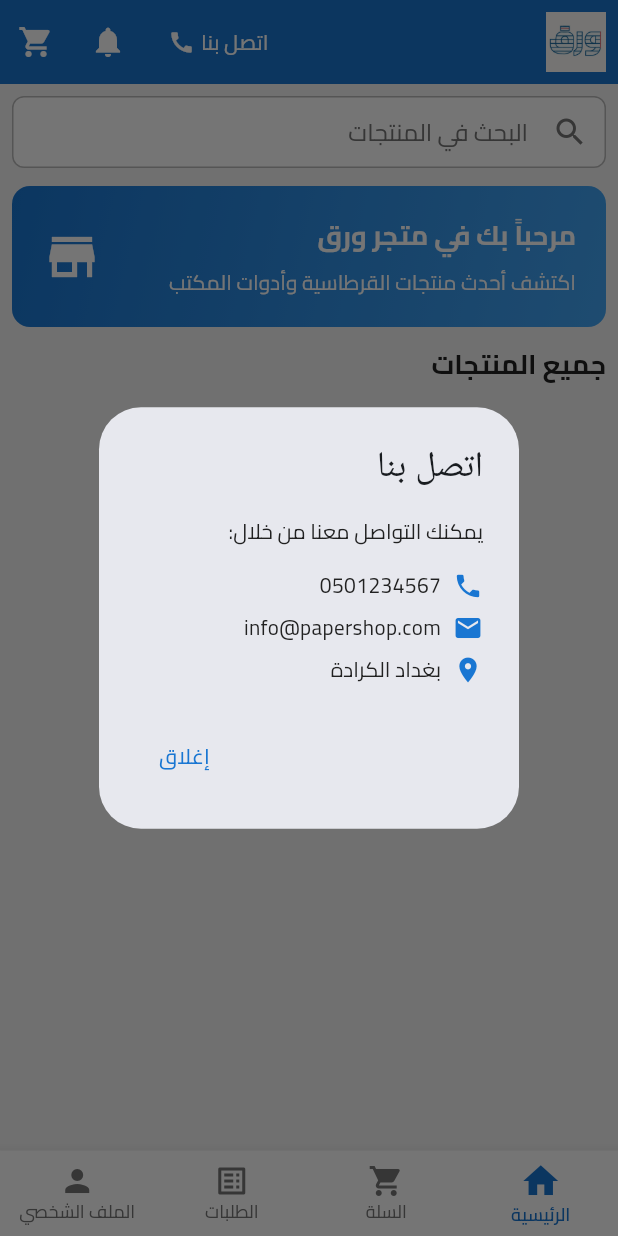
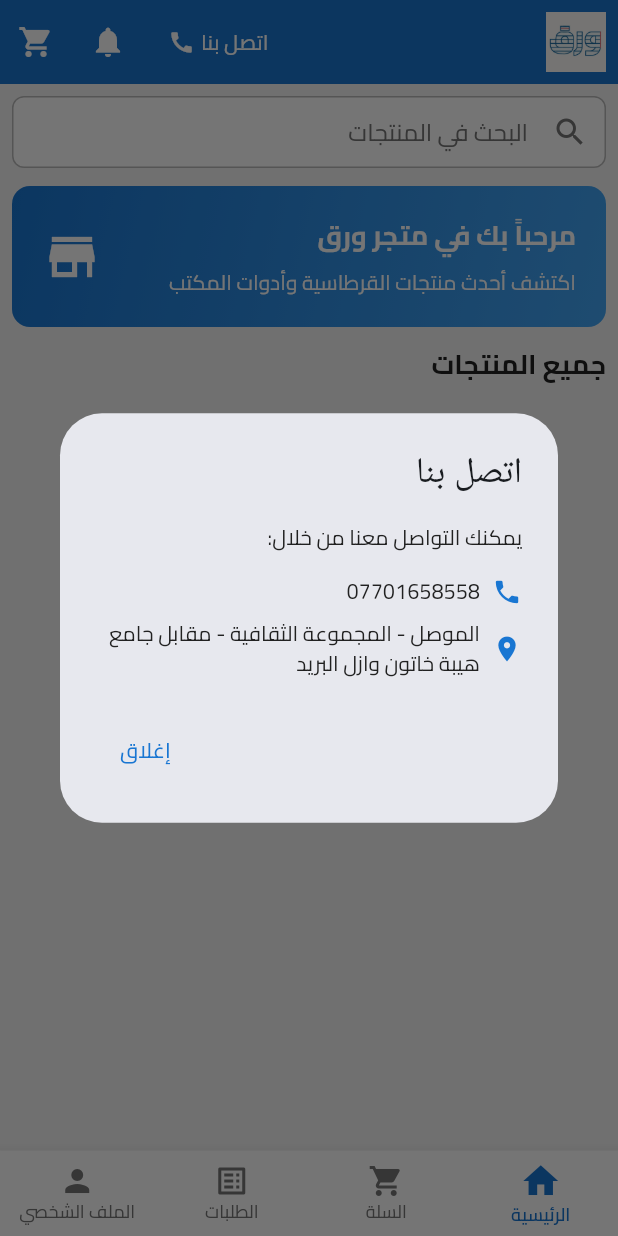
Before and after one commit to aalitariq44/paper-shop, a Flutter app: the screen it shows after launch, after a tap on "اتصل بنا", on a phone screen of 412 x 824 dp. Run offline on Flutter 3.47's test engine with Material 3 defaults, Android fonts, the phone set to English and light mode, and no system bars; our stand-ins replace cloud_firestore, firebase_auth, firebase_core, google_sign_in, shared_preferences; accounts and stored records are empty.

Commit message:
ممتاز غير رقم الهاتف الى 07701658558 والموقع الموصل - المجموعة الثقافية - مقابل جامع هيبة خاتون وازل البريد

```diff
--- a/lib/presentation/widgets/contact_dialog.dart
+++ b/lib/presentation/widgets/contact_dialog.dart
@@ -19,15 +19,7 @@ class ContactDialog extends StatelessWidget {
             children: [
               Icon(Icons.phone, color: AppColors.primaryColor, size: 20),
               SizedBox(width: 8),
-              Text('0501234567'),
-            ],
-          ),
-          SizedBox(height: 8),
-          Row(
-            children: [
-              Icon(Icons.email, color: AppColors.primaryColor, size: 20),
-              SizedBox(width: 8),
-              Text('info@papershop.com'),
+              Text('07701658558'),
             ],
           ),
           SizedBox(height: 8),
@@ -35,7 +27,11 @@ class ContactDialog extends StatelessWidget {
             children: [
               Icon(Icons.location_on, color: AppColors.primaryColor, size: 20),
               SizedBox(width: 8),
-              Expanded(child: Text('بغداد الكرادة')),
+              Expanded(
+                child: Text(
+                  'الموصل - المجموعة الثقافية - مقابل جامع هيبة خاتون وازل البريد',
+                ),
+              ),
             ],
           ),
         ],
```
